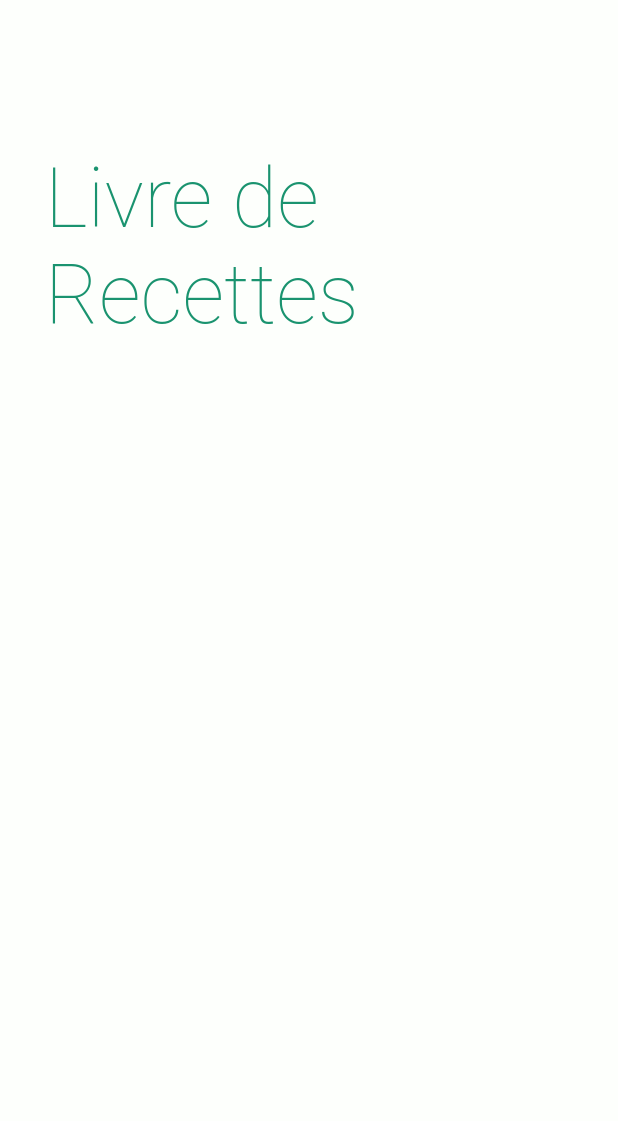
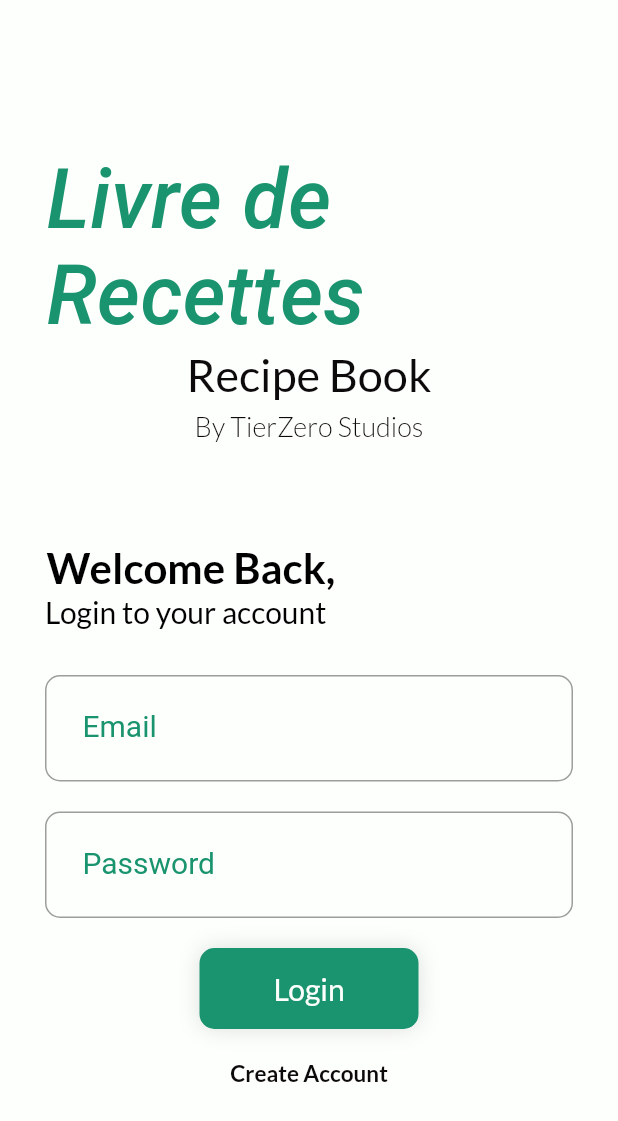
Before and after one commit to TierZer0/flutter, a Flutter app: the screen it shows after launch, on a phone screen of 412 x 824 dp. Shown: the top 1121 px of the screen. Run offline on Flutter 3.47's test engine with Material 2 defaults, Android fonts, the phone set to English and light mode, and no system bars; our stand-ins replace firebase_auth, firebase_core, google_fonts, shared_preferences; accounts and stored records are empty; Roboto replaces fonts that are missing (Nunito, Poly).

Commit message:
signin and create account work

```diff
--- a/apps/recipe-book/lib/pages/login.page.dart
+++ b/apps/recipe-book/lib/pages/login.page.dart
@@ -1,8 +1,11 @@
 import 'package:flutter/material.dart';
+import 'package:google_fonts/google_fonts.dart';
 import 'package:provider/provider.dart';
 import 'package:recipe_book/app_model.dart';
+import 'package:recipe_book/services/auth.service.dart';
 import 'package:recipe_book/styles.dart';
 import 'package:ui/general/text.custom.dart';
+import 'package:ui/ui.dart';
 
 class LoginPage extends StatefulWidget {
   @override
@@ -15,8 +18,12 @@ class LoginPageState extends State<LoginPage> {
     super.initState();
   }
 
+  final emailController = TextEditingController();
+  final passwordController = TextEditingController();
+
   @override
   Widget build(BuildContext context) {
+    var auth = AuthService();
     final appModel = Provider.of<AppModel>(context);
     return Material(
       child: Container(
@@ -30,10 +37,123 @@ class LoginPageState extends State<LoginPage> {
           children: [
             CustomText(
               text: "Livre de Recettes",
-              fontSize: 55.0,
-              fontWeight: FontWeight.w200,
-              color: primaryColor,
+              overrideStyle: true,
+              textStyle: GoogleFonts.poly(
+                fontSize: 55.0,
+                fontWeight: FontWeight.w500,
+                fontStyle: FontStyle.italic,
+                color: primaryColor,
+              ),
             ),
+            CustomText(
+              text: "Recipe Book",
+              fontSize: 30.0,
+              fontWeight: FontWeight.w400,
+              color: lightThemeTextColor,
+              fontFamily: 'Lato',
+            ),
+            CustomText(
+              text: "By TierZero Studios",
+              fontSize: 18.0,
+              fontWeight: FontWeight.w300,
+              fontFamily: 'Lato',
+              color: lightThemeTextColor,
+              padding: const EdgeInsets.symmetric(
+                vertical: 5.0,
+              ),
+            ),
+            const SizedBox(
+              height: 60.0,
+            ),
+            Column(
+              crossAxisAlignment: CrossAxisAlignment.stretch,
+              children: [
+                CustomText(
+                  text: "Welcome Back,",
+                  fontSize: 28.0,
+                  fontFamily: 'Lato',
+                  fontWeight: FontWeight.w600,
+                ),
+                CustomText(
+                  text: 'Login to your account',
+                  fontSize: 20.0,
+                  fontFamily: 'Lato',
+                  padding: const EdgeInsets.only(
+                    bottom: 20.0,
+                  ),
+                ),
+                CustomInput(
+                  padding: const EdgeInsets.symmetric(
+                    vertical: 10.0,
+                  ),
+                  label: 'Email',
+                  type: TextInputType.emailAddress,
+                  controller: emailController,
+                  focusColor: primaryColor,
+                  textColor: lightThemeTextColor,
+                  onTap: () {},
+                ),
+                CustomInput(
+                  padding: const EdgeInsets.symmetric(
+                    vertical: 10.0,
+                  ),
+                  label: 'Password',
+                  type: TextInputType.visiblePassword,
+                  controller: passwordController,
+                  focusColor: primaryColor,
+                  textColor: lightThemeTextColor,
+                  obscure: true,
+                  onTap: () {},
+                ),
+                CustomButton(
+                  label: 'Login',
+                  buttonColor: primaryColor,
+                  externalPadding: EdgeInsets.symmetric(
+                    horizontal: MediaQuery.of(context).size.width * .25,
+                    vertical: 10.0,
+                  ),
+                  internalPadding: const EdgeInsets.symmetric(
+                    horizontal: 20.0,
+                    vertical: 15.0,
+                  ),
+                  textStyle: GoogleFonts.lato(
+                    color: darkThemeTextColor,
+                    fontWeight: FontWeight.w500,
+                    fontSize: 20.0,
+                  ),
+                  onTap: () async => await auth
+                      .emailSignIn(
+                        emailController.text,
+                        passwordController.text,
+                      )
+                      .then((value) => {appModel.uid = value.uid}),
+                ),
+                CustomButton(
+                  buttonColor: Colors.transparent,
+                  label: 'Create Account',
+                  textStyle: GoogleFonts.lato(
+                    color: lightThemeTextColor,
+                    fontSize: 15.0,
+                    fontWeight: FontWeight.bold,
+                  ),
+                  externalPadding: EdgeInsets.symmetric(
+                    horizontal: MediaQuery.of(context).size.width * .25,
+                    vertical: 0.0,
+                  ),
+                  internalPadding: const EdgeInsets.symmetric(
+                    horizontal: 20,
+                    vertical: 10,
+                  ),
+                  boxShadows: const [],
+                  onTap: () async => await auth
+                      .emailCreateAccount(
+                        emailController.text,
+                        passwordController.text,
+                      )
+                      .then((value) => {appModel.uid = value.uid}),
+                ),
+              ],
+            )
           ],
         ),
       ),
--- a/apps/recipe-book/lib/services/auth.service.dart
+++ b/apps/recipe-book/lib/services/auth.service.dart
@@ -2,4 +2,26 @@ import 'package:firebase_auth/firebase_auth.dart';
 
 class AuthService {
   final FirebaseAuth _auth = FirebaseAuth.instance;
+  get user => _auth.currentUser;
+
+  Future emailSignIn(String email, String password) async {
+    try {
+      await _auth.signInWithEmailAndPassword(email: email, password: password);
+      return user;
+    } on FirebaseAuthException catch (e) {
+      return e.message;
+    }
+  }
+
+  Future emailCreateAccount(String email, String password) async {
+    try {
+      await _auth.createUserWithEmailAndPassword(
+        email: email,
+        password: password,
+      );
+      return user;
+    } on FirebaseAuthException catch (e) {
+      return e.message;
+    }
+  }
 }
--- a/apps/recipe-book/lib/styles.dart
+++ b/apps/recipe-book/lib/styles.dart
@@ -5,6 +5,20 @@ ThemeData buildLightTheme() {
   return base.copyWith(
     backgroundColor: const Color(0xFFFDFFFC),
     scaffoldBackgroundColor: const Color(0xFFFDFFFC),
+    inputDecorationTheme: const InputDecorationTheme(
+      labelStyle: TextStyle(
+        color: primaryColor,
+      ),
+      focusedBorder: OutlineInputBorder(
+        borderSide: BorderSide(
+          color: primaryColor,
+          width: 2.5,
+        ),
+        borderRadius: BorderRadius.all(
+          Radius.circular(10.0),
+        ),
+      ),
+    ),
   );
 }
 
--- /dev/null
+++ b/packages/ui/lib/general/button.custom.dart
@@ -0,0 +1,62 @@
+import 'package:flutter/material.dart';
+
+class CustomButton extends StatelessWidget {
+  EdgeInsets externalPadding;
+  EdgeInsets internalPadding;
+  Color buttonColor;
+  TextStyle textStyle;
+  List<BoxShadow> boxShadows;
+
+  VoidCallback onTap;
+  String label;
+
+  CustomButton({
+    this.externalPadding = const EdgeInsets.all(1.0),
+    this.internalPadding = const EdgeInsets.all(1.0),
+    required this.buttonColor,
+    required this.onTap,
+    this.label = "",
+    required this.textStyle,
+    this.boxShadows = const [
+      BoxShadow(
+        color: Colors.black12,
+        blurRadius: 12.0,
+      )
+    ],
+  });
+
+  BorderRadius borderRadius = const BorderRadius.all(
+    Radius.circular(10.0),
+  );
+
+  @override
+  Widget build(BuildContext context) {
+    return Padding(
+      padding: externalPadding,
+      child: Container(
+        decoration: BoxDecoration(
+          color: buttonColor,
+          borderRadius: borderRadius,
+          boxShadow: boxShadows,
+        ),
+        child: Material(
+          borderRadius: borderRadius,
+          clipBehavior: Clip.antiAlias,
+          color: Colors.transparent,
+          child: InkWell(
+            onTap: onTap,
+            child: Container(
+              padding: internalPadding,
+              child: Center(
+                child: Text(
+                  label,
+                  style: textStyle,
+                ),
+              ),
+            ),
+          ),
+        ),
+      ),
+    );
+  }
+}
--- /dev/null
+++ b/packages/ui/lib/general/input.custom.dart
@@ -0,0 +1,55 @@
+import 'package:flutter/material.dart';
+
+class CustomInput extends StatelessWidget {
+  String label;
+  TextEditingController controller;
+  TextInputType type;
+  VoidCallback onTap;
+  bool obscure;
+
+  EdgeInsets padding;
+  Color focusColor;
+  Color textColor;
+
+  CustomInput({
+    this.label = '',
+    this.padding = const EdgeInsets.all(1.0),
+    required this.controller,
+    this.type = TextInputType.text,
+    required this.onTap,
+    required this.focusColor,
+    required this.textColor,
+    this.obscure = false,
+  });
+
+  @override
+  Widget build(BuildContext context) {
+    return Padding(
+      padding: padding,
+      child: TextField(
+        decoration: InputDecoration(
+          labelText: label,
+          labelStyle: TextStyle(
+            fontSize: 20.0,
+            color: focusColor,
+          ),
+          border: const OutlineInputBorder(
+            borderRadius: BorderRadius.all(
+              Radius.circular(10.0),
+            ),
+          ),
+          contentPadding: const EdgeInsets.all(25.0),
+        ),
+        style: TextStyle(
+          fontSize: 18,
+          color: textColor,
+        ),
+        cursorColor: focusColor,
+        controller: controller,
+        keyboardType: type,
+        onTap: onTap,
+        obscureText: obscure,
+      ),
+    );
+  }
+}
--- a/packages/ui/lib/general/text.custom.dart
+++ b/packages/ui/lib/general/text.custom.dart
@@ -5,23 +5,38 @@ class CustomText extends StatelessWidget {
   double fontSize;
   FontWeight fontWeight;
   Color color;
+  String fontFamily;
+
+  EdgeInsets padding;
+
+  TextStyle textStyle;
+  bool overrideStyle;
 
   CustomText({
-    required this.text,
-    required this.fontSize,
-    required this.fontWeight,
-    required this.color,
+    this.text = "",
+    this.fontSize = 0.0,
+    this.fontWeight = FontWeight.normal,
+    this.color = Colors.black,
+    this.fontFamily = "",
+    this.textStyle = const TextStyle(),
+    this.overrideStyle = false,
+    this.padding = const EdgeInsets.all(1.0),
   });
 
   @override
   Widget build(BuildContext context) {
-    return Text(
-      text,
-      style: TextStyle(
-        fontSize: fontSize,
-        fontWeight: fontWeight,
-        fontFamily: 'Nunito',
-        color: color,
+    return Padding(
+      padding: padding,
+      child: Text(
+        text,
+        style: overrideStyle
+            ? textStyle
+            : TextStyle(
+                fontSize: fontSize,
+                fontWeight: fontWeight,
+                fontFamily: fontFamily,
+                color: color,
+              ),
       ),
     );
   }
--- a/packages/ui/lib/ui.dart
+++ b/packages/ui/lib/ui.dart
@@ -1,3 +1,5 @@
 library ui;
 
 export './general/text.custom.dart';
+export './general/input.custom.dart';
+export './general/button.custom.dart';
```
Also changed, not shown: apps/recipe-book/fonts/Lato/OFL.txt (added, +93 -0 lines), apps/recipe-book/pubspec.yaml (+15 -0 lines), apps/recipe-book/fonts/Lato/Lato-Black.ttf (added), apps/recipe-book/fonts/Lato/Lato-BlackItalic.ttf (added), apps/recipe-book/fonts/Lato/Lato-Bold.ttf (added), apps/recipe-book/fonts/Lato/Lato-BoldItalic.ttf (added), apps/recipe-book/fonts/Lato/Lato-Italic.ttf (added), apps/recipe-book/fonts/Lato/Lato-Light.ttf (added), apps/recipe-book/fonts/Lato/Lato-LightItalic.ttf (added), apps/recipe-book/fonts/Lato/Lato-Regular.ttf (added), apps/recipe-book/fonts/Lato/Lato-Thin.ttf (added), apps/recipe-book/fonts/Lato/Lato-ThinItalic.ttf (added), apps/recipe-book/pubspec.lock, 1 other file.
